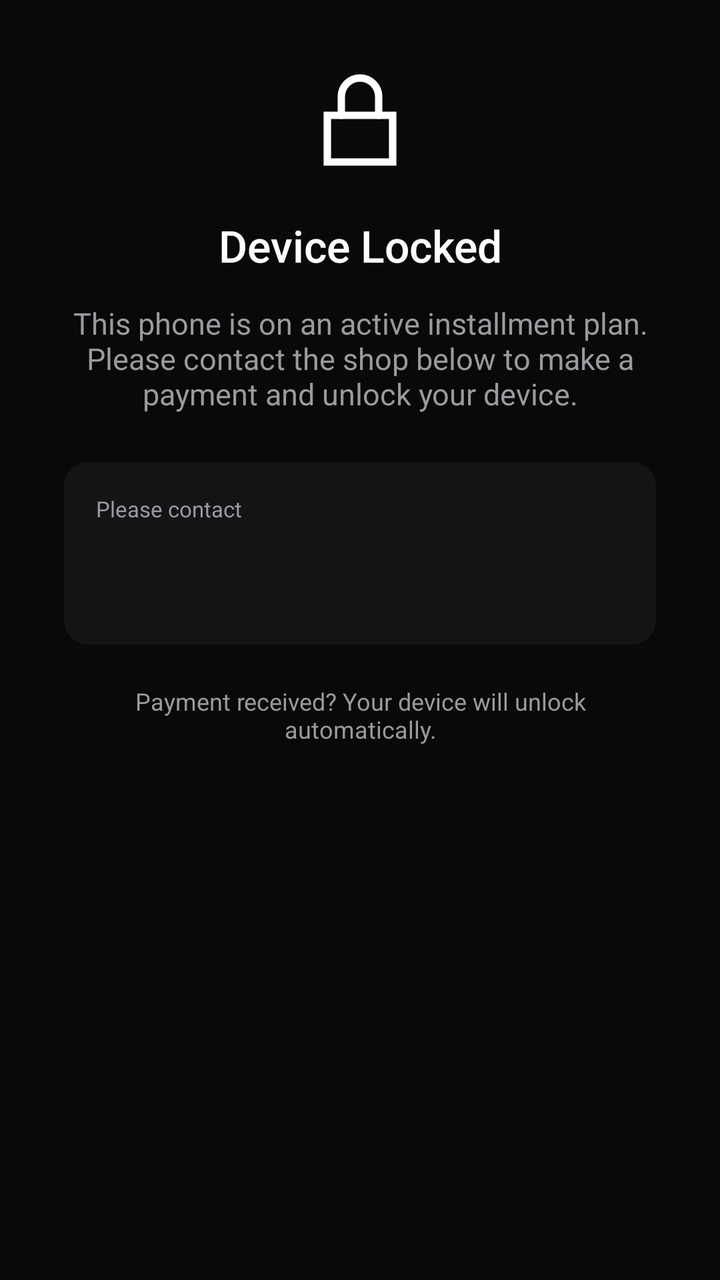
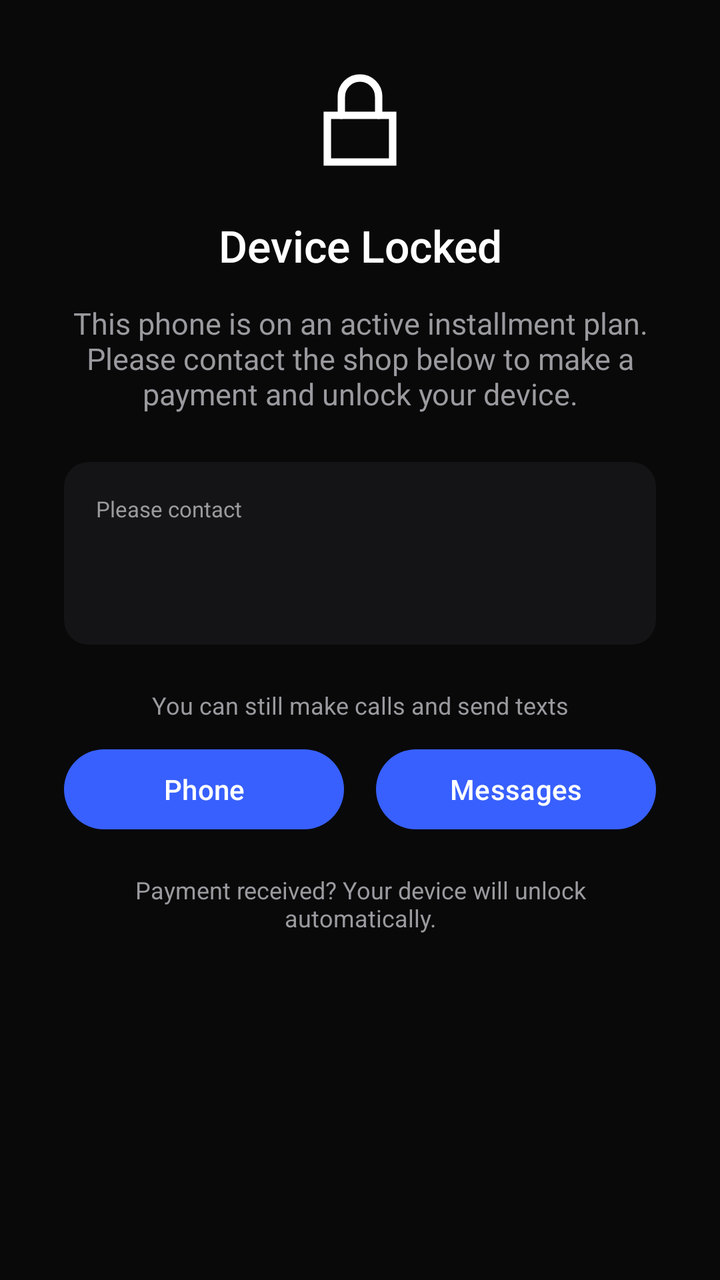

Two renders of the same Android screen: before a commit and after it. Below are the layout's source before the change and the commit's diff.
<!-- AndroidManifest.xml: activity theme Theme.LockPilot.LockScreen -->
<!-- res/layout/activity_lock_screen.xml -->
<?xml version="1.0" encoding="utf-8"?>
<androidx.constraintlayout.widget.ConstraintLayout
    xmlns:android="http://schemas.android.com/apk/res/android"
    xmlns:app="http://schemas.android.com/apk/res-auto"
    android:layout_width="match_parent"
    android:layout_height="match_parent"
    android:background="@color/ink_deep"
    android:padding="32dp">

    <ImageView
        android:id="@+id/lockIcon"
        android:layout_width="56dp"
        android:layout_height="56dp"
        android:contentDescription="@null"
        android:src="@drawable/ic_lock"
        app:layout_constraintBottom_toTopOf="@id/lockTitle"
        app:layout_constraintEnd_toEndOf="parent"
        app:layout_constraintStart_toStartOf="parent"
        app:layout_constraintTop_toTopOf="parent"
        app:layout_constraintVertical_chainStyle="packed" />

    <TextView
        android:id="@+id/lockTitle"
        android:layout_width="wrap_content"
        android:layout_height="wrap_content"
        android:layout_marginTop="20dp"
        android:fontFamily="sans-serif-medium"
        android:text="@string/lock_title"
        android:textColor="@color/white"
        android:textSize="22sp"
        app:layout_constraintEnd_toEndOf="parent"
        app:layout_constraintStart_toStartOf="parent"
        app:layout_constraintTop_toBottomOf="@id/lockIcon" />

    <TextView
        android:id="@+id/lockBody"
        android:layout_width="0dp"
        android:layout_height="wrap_content"
        android:layout_marginTop="14dp"
        android:gravity="center"
        android:text="@string/lock_body"
        android:textColor="@color/slate"
        android:textSize="15sp"
        app:layout_constraintEnd_toEndOf="parent"
        app:layout_constraintStart_toStartOf="parent"
        app:layout_constraintTop_toBottomOf="@id/lockTitle"
        app:layout_constraintWidth_max="320dp" />

    <androidx.cardview.widget.CardView
        android:id="@+id/contactCard"
        android:layout_width="0dp"
        android:layout_height="wrap_content"
        android:layout_marginTop="24dp"
        app:cardBackgroundColor="#141416"
        app:cardCornerRadius="12dp"
        app:cardElevation="0dp"
        app:layout_constraintEnd_toEndOf="@id/lockBody"
        app:layout_constraintStart_toStartOf="@id/lockBody"
        app:layout_constraintTop_toBottomOf="@id/lockBody">

        <LinearLayout
            android:layout_width="match_parent"
            android:layout_height="wrap_content"
            android:orientation="vertical"
            android:padding="16dp">

            <TextView
                android:id="@+id/contactLabel"
                android:layout_width="wrap_content"
                android:layout_height="wrap_content"
                android:text="@string/lock_contact_label"
                android:textColor="@color/slate"
                android:textSize="11sp" />

            <TextView
                android:id="@+id/shopNameText"
                android:layout_width="wrap_content"
                android:layout_height="wrap_content"
                android:layout_marginTop="4dp"
                android:fontFamily="sans-serif-medium"
                android:textColor="@color/white"
                android:textSize="16sp" />

            <TextView
                android:id="@+id/shopContactText"
                android:layout_width="wrap_content"
                android:layout_height="wrap_content"
                android:fontFamily="monospace"
                android:textColor="@color/accent"
                android:textSize="14sp" />
        </LinearLayout>
    </androidx.cardview.widget.CardView>

    <TextView
        android:id="@+id/lockFooter"
        android:layout_width="0dp"
        android:layout_height="wrap_content"
        android:layout_marginTop="20dp"
        android:gravity="center"
        android:text="@string/lock_footer"
        android:textColor="@color/slate"
        android:textSize="12sp"
        app:layout_constraintEnd_toEndOf="@id/lockBody"
        app:layout_constraintStart_toStartOf="@id/lockBody"
        app:layout_constraintTop_toBottomOf="@id/contactCard" />

</androidx.constraintlayout.widget.ConstraintLayout>
<!-- resources referenced by this layout -->
<resources>
  <color name="accent">#3860FF</color>
  <color name="ink_deep">#09090A</color>
  <color name="slate">#9A9A9F</color>
  <color name="white">#FFFFFF</color>
  <!-- drawable ic_lock (drawable) -->
  <vector xmlns:android="http://schemas.android.com/apk/res/android"
      android:width="24dp"
      android:height="24dp"
      android:viewportWidth="24"
      android:viewportHeight="24">
      <path
          android:pathData="M5,11h14v10H5z"
          android:strokeColor="#FFFFFF"
          android:strokeWidth="1.6"
          android:fillColor="#00000000" />
      <path
          android:pathData="M8,11V7a4,4 0,0 1,8 0v4"
          android:strokeColor="#FFFFFF"
          android:strokeWidth="1.6"
          android:strokeLineCap="round"
          android:fillColor="#00000000" />
  </vector>
  <string name="lock_body">This phone is on an active installment plan. Please contact the shop below to make a payment and unlock your device.</string>
  <string name="lock_contact_label">Please contact</string>
  <string name="lock_footer">Payment received? Your device will unlock automatically.</string>
  <string name="lock_title">Device Locked</string>
  <style name="Theme.LockPilot.LockScreen" parent="Theme.LockPilot">
          <item name="android:windowBackground">@color/ink_deep</item>
          <item name="android:statusBarColor" tools:targetApi="l">@color/ink_deep</item>
          <item name="android:windowNoTitle">true</item>
      </style>
  <style name="Theme.LockPilot" parent="Theme.Material3.DayNight.NoActionBar">
          <item name="colorPrimary">@color/accent</item>
          <item name="colorOnPrimary">@color/white</item>
          <item name="android:statusBarColor" tools:targetApi="l">@color/paper</item>
      </style>
  <color name="paper">#FAFAF9</color>
</resources>

<!-- the commit's change to res/layout/activity_lock_screen.xml (unified diff, before → after) -->
@@ -92,16 +92,56 @@
     </androidx.cardview.widget.CardView>
 
     <TextView
+        android:id="@+id/essentialAppsLabel"
+        android:layout_width="0dp"
+        android:layout_height="wrap_content"
+        android:layout_marginTop="22dp"
+        android:gravity="center"
+        android:text="@string/lock_essential_apps_label"
+        android:textColor="@color/slate"
+        android:textSize="12sp"
+        app:layout_constraintEnd_toEndOf="@id/lockBody"
+        app:layout_constraintStart_toStartOf="@id/lockBody"
+        app:layout_constraintTop_toBottomOf="@id/contactCard" />
+
+    <LinearLayout
+        android:id="@+id/essentialAppsRow"
+        android:layout_width="0dp"
+        android:layout_height="wrap_content"
+        android:layout_marginTop="10dp"
+        android:orientation="horizontal"
+        app:layout_constraintEnd_toEndOf="@id/lockBody"
+        app:layout_constraintStart_toStartOf="@id/lockBody"
+        app:layout_constraintTop_toBottomOf="@id/essentialAppsLabel">
+
+        <Button
+            android:id="@+id/openPhoneButton"
+            android:layout_width="0dp"
+            android:layout_height="wrap_content"
+            android:layout_marginEnd="8dp"
+            android:layout_weight="1"
+            android:text="@string/lock_open_phone" />
+
+        <Button
+            android:id="@+id/openMessagesButton"
+            android:layout_width="0dp"
+            android:layout_height="wrap_content"
+            android:layout_marginStart="8dp"
+            android:layout_weight="1"
+            android:text="@string/lock_open_messages" />
+    </LinearLayout>
+
+    <TextView
         android:id="@+id/lockFooter"
         android:layout_width="0dp"
         android:layout_height="wrap_content"
-        android:layout_marginTop="20dp"
+        android:layout_marginTop="18dp"
         android:gravity="center"
         android:text="@string/lock_footer"
         android:textColor="@color/slate"
         android:textSize="12sp"
         app:layout_constraintEnd_toEndOf="@id/lockBody"
         app:layout_constraintStart_toStartOf="@id/lockBody"
-        app:layout_constraintTop_toBottomOf="@id/contactCard" />
+        app:layout_constraintTop_toBottomOf="@id/essentialAppsRow" />
 
 </androidx.constraintlayout.widget.ConstraintLayout>
<!-- resource entries referenced after the edit -->
@@ -24,7 +24,10 @@
   </vector>
   <string name="lock_body">This phone is on an active installment plan. Please contact the shop below to make a payment and unlock your device.</string>
   <string name="lock_contact_label">Please contact</string>
+  <string name="lock_essential_apps_label">You can still make calls and send texts</string>
   <string name="lock_footer">Payment received? Your device will unlock automatically.</string>
+  <string name="lock_open_messages">Messages</string>
+  <string name="lock_open_phone">Phone</string>
   <string name="lock_title">Device Locked</string>
   <style name="Theme.LockPilot.LockScreen" parent="Theme.LockPilot">
           <item name="android:windowBackground">@color/ink_deep</item>
